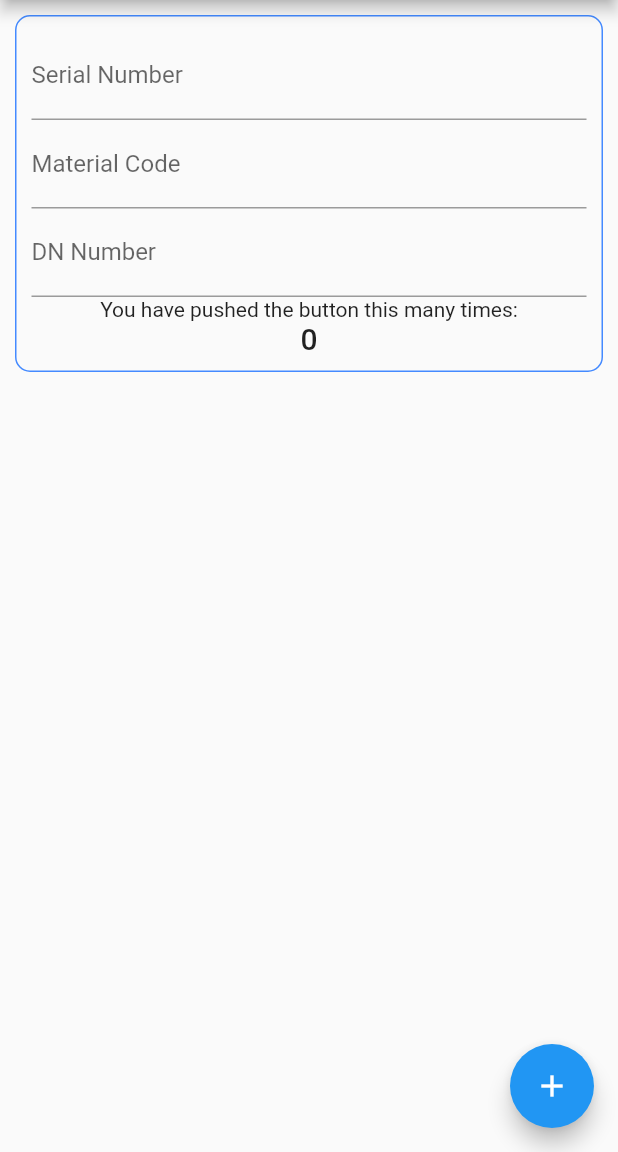
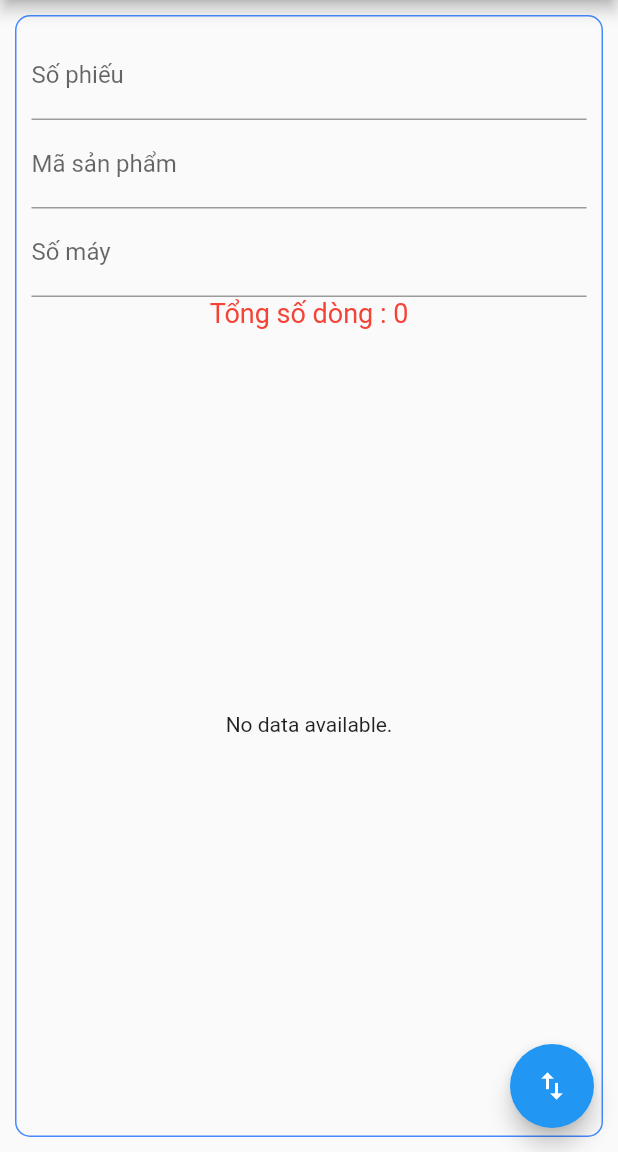
Before and after one commit to devaquavietnam/flutter_scanbarcode, a Flutter app: the screen it shows after launch, on a phone screen of 412 x 824 dp, the part 84-1236 px from its top. Run offline on Flutter 3.47's test engine with Material 2 defaults, Android fonts, the phone set to English and light mode, and no system bars; our stand-ins replace sqflite; missing offline and left inert: dart:ffi, excel; accounts and stored records are empty.

Commit message:
chỉnh sửa 14/03

```diff
--- a/lib/DAO/scaninfo.dart
+++ b/lib/DAO/scaninfo.dart
@@ -1,15 +1,17 @@
 // ignore: camel_case_types
 class scaninfo {
-  final int id;
+  final int? id;
   final String serialnum;
   final String matcode;
   final String dnno;
+  final String? createdate;
 
   scaninfo(
-      {required this.id,
+      {this.id,
       required this.serialnum,
       required this.matcode,
-      required this.dnno});
+      required this.dnno,
+      this.createdate});
 
   Map<String, dynamic> toMap() {
     return {
@@ -17,6 +19,7 @@ class scaninfo {
       'serialnum': serialnum,
       'matcode': matcode,
       'dnno': dnno,
+      'createdate': createdate
     };
   }
 }
--- a/lib/main.dart
+++ b/lib/main.dart
@@ -58,22 +58,30 @@ class MyHomePage extends StatefulWidget {
 
 class _MyHomePageState extends State<MyHomePage> {
   int _counter = 0;
+  List<scaninfo> _lst = [];
   TextEditingController serialnumController = TextEditingController();
   TextEditingController matcodeController = TextEditingController();
   TextEditingController dnnoController = TextEditingController();
+
+  @override
+  void initState() {
+    super.initState();
+    _getScanInfoList();
+  }
+
   Future<void> _incrementCounter() async {
-    setState(() {
-      // This call to setState tells the Flutter framework that something has
-      // changed in this State, which causes it to rerun the build method below
-      // so that the display can reflect the updated values. If we changed
-      // _counter without calling setState(), then the build method would not be
-      // called again, and so nothing would appear to happen.
-      _counter++;
-    });
-    scaninfo si = new scaninfo(
-        id: 3, serialnum: "AAAAAA", matcode: "matcode", dnno: "dnno");
+    // setState(() {
+    //   // This call to setState tells the Flutter framework that something has
+    //   // changed in this State, which causes it to rerun the build method below
+    //   // so that the display can reflect the updated values. If we changed
+    //   // _counter without calling setState(), then the build method would not be
+    //   // called again, and so nothing would appear to happen.
+    //   //_counter = _lst.length;
+    // });
+    // scaninfo si = new scaninfo(
+    //     id: 3, serialnum: "AAAAAA", matcode: "matcode", dnno: "dnno");
     //dao.database();
-    //dao.insertData(si);
+    //dao.insertData(si);//
     List<scaninfo> lst = await dao.getAllData();
     List<scaninfo> lstobj;
     Directory? _localFile = await getExternalStorageDirectory();
@@ -94,15 +102,6 @@ class _MyHomePageState extends State<MyHomePage> {
     sheetObject
         .cell(CellIndex.indexByColumnRow(columnIndex: 2, rowIndex: 0))
         .value = "materialcode";
-    sheetObject
-        .cell(CellIndex.indexByColumnRow(columnIndex: 0, rowIndex: 1))
-        .value = "LL";
-    sheetObject
-        .cell(CellIndex.indexByColumnRow(columnIndex: 1, rowIndex: 1))
-        .value = "kkkk";
-    sheetObject
-        .cell(CellIndex.indexByColumnRow(columnIndex: 2, rowIndex: 1))
-        .value = "ooo";
     // write data
     for (int i = 0; i < lst.length; i++) {
       scaninfo sc = lst[i];
@@ -126,16 +125,20 @@ class _MyHomePageState extends State<MyHomePage> {
     }
   }
 
-  Future<List<scaninfo>> _getScanInfoList() async {
+  Future<void> _getScanInfoList() async {
     List<scaninfo> lst = await dao.getAllData();
-    int count = lst.length;
-    print(count);
-    return lst;
+    setState(() {
+      _lst = lst;
+      _counter = lst.length;
+    });
   }
 
-  Future<String> get _localPath async {
-    final directory = await getApplicationDocumentsDirectory();
-    return directory.path;
+  Future<void> _addScanToDatabase(scaninfo scanInfo) async {
+    // Thêm dữ liệu vào database ở đây
+    // ...
+    // Sau khi thêm dữ liệu thành công, load danh sách mới từ database
+    dao.insertData(scanInfo);
+    await _getScanInfoList();
   }
 
   @override
@@ -144,81 +147,112 @@ class _MyHomePageState extends State<MyHomePage> {
       appBar: AppBar(
         title: Text(widget.title),
       ),
-      body: SingleChildScrollView(
-        child: Container(
+      body: Container(
         decoration: BoxDecoration(
           border: Border.all(color: Colors.blueAccent),
           borderRadius: BorderRadius.circular(10.0),
         ),
         margin: EdgeInsets.all(10.0),
         padding: EdgeInsets.all(10.0),
-          child: Expanded(
         child: Column(
           mainAxisAlignment: MainAxisAlignment.center,
           children: <Widget>[
             TextField(
-                  controller: serialnumController,
+              controller: dnnoController,
               decoration: InputDecoration(
-                    hintText: "Enter serial number",
-                    labelText: "Serial Number",
+                hintText: "Nhập số phiếu",
+                labelText: "Số phiếu",
               ),
             ),
             TextField(
               controller: matcodeController,
               decoration: InputDecoration(
-                    hintText: "Enter material code",
-                    labelText: "Material Code",
+                hintText: "Nhập mã sản phẩm",
+                labelText: "Mã sản phẩm",
               ),
             ),
             TextField(
-                  controller: dnnoController,
+              controller: serialnumController,
               decoration: InputDecoration(
-                    hintText: "Enter DN number",
-                    labelText: "DN Number",
+                hintText: "Nhập số máy",
+                labelText: "Số máy",
+              ),
+              onSubmitted: (value) {
+                final newScanInfo = scaninfo(
+                    serialnum: value,
+                    matcode: matcodeController.text,
+                    dnno: dnnoController.text,
+                    createdate: DateTime.now().toIso8601String());
+                _addScanToDatabase(newScanInfo);
+              },
+            ),
+            Text(
+              'Tổng số dòng : $_counter',
+              style: TextStyle(
+                color: Colors.red,
+                fontSize: 18,
+                // decoration: TextDecoration.underline,
+                //decorationColor: Colors.red,
+                decorationStyle: TextDecorationStyle.wavy,
+              ),
+              textAlign: TextAlign.left,
+            ),
+            Expanded(
+              child: FutureBuilder<List<scaninfo>>(
+                future: Future.value(_lst),
+                builder: (context, snapshot) {
+                  if (snapshot.hasError) {
+                    return Center(
+                      child: Text('Error: ${snapshot.error}'),
+                    );
+                  }
+
+                  if (!snapshot.hasData) {
+                    return Center(
+                      child: CircularProgressIndicator(),
+                    );
+                  }
+
+                  final scanInfoList = snapshot.data!;
+
+                  if (scanInfoList.isEmpty) {
+                    return Center(
+                      child: Text('No data available.'),
+                    );
+                  }
+
+                  return SizedBox(
+                    height: MediaQuery.of(context).size.height -
+                        AppBar().preferredSize.height -
+                        MediaQuery.of(context).padding.top -
+                        MediaQuery.of(context).padding.bottom -
+                        16.0, // set a fixed height for the ListView
+                    child: ListView.builder(
+                      itemCount: scanInfoList.length,
+                      itemBuilder: (context, index) {
+                        final scanInfo = scanInfoList[index];
+
+                        return ListTile(
+                          title: Text("Số máy: " + scanInfo.serialnum),
+                          subtitle: Text("Số phiếu: " +
+                              scanInfo.dnno +
+                              "| Mã sản phẩm: " +
+                              scanInfo.matcode),
+                          //trailing: Text(scanInfo.dnno),
+                        );
+                      },
+                    ),
+                  );
+                },
               ),
             ),
-                const Text(
-                  'You have pushed the button this many times:',
-                ),
-                Text(
-                  '$_counter',
-                  style: Theme.of(context).textTheme.headline6,
-                ),
-                // Expanded(
-                //   child: FutureBuilder<List<scaninfo>>(
-                //     future: _getScanInfoList(),
-                //     builder: (BuildContext context,
-                //         AsyncSnapshot<List<scaninfo>> snapshot) {
-                //       if (snapshot.connectionState == ConnectionState.waiting) {
-                //         return CircularProgressIndicator();
-                //       } else if (snapshot.hasError) {
-                //         return Text('Error: ${snapshot.error}');
-                //       } else if (!snapshot.hasData) {
-                //         return Text('No data found.');
-                //       } else {
-                //         return ListView.builder(
-                //           itemCount: snapshot.data!.length,
-                //           itemBuilder: (BuildContext context, int index) {
-                //             scaninfo scan = snapshot.data![index];
-                //             return ListTile(
-                //               title: Text(scan.serialnum),
-                //               subtitle: Text("${scan.matcode} - ${scan.dnno}"),
-                //             );
-                //           },
-                //         );
-                //       }
-                //     },
-                //   ),
-                // ),
           ],
-            ),
-          ),
         ),
       ),
       floatingActionButton: FloatingActionButton(
         onPressed: _incrementCounter,
         tooltip: 'Increment',
-        child: const Icon(Icons.add),
+        child: const Icon(Icons.import_export),
       ),
     );
   }
--- a/pubspec.yaml
+++ b/pubspec.yaml
@@ -35,6 +35,9 @@ dependencies:
   # The following adds the Cupertino Icons font to your application.
   # Use with the CupertinoIcons class for iOS style icons.
   cupertino_icons: ^1.0.2
+  sqflite_migration_service: ^1.0.6
+  path_provider: ^2.0.13
+  excel: ^2.0.4
 
 dev_dependencies:
   flutter_test:
```
Also changed, not shown: lib/DAO/dao.dart (+24 -8 lines), pubspec.lock, 1 other file. Lines whose indentation alone changed are shown as unchanged.
